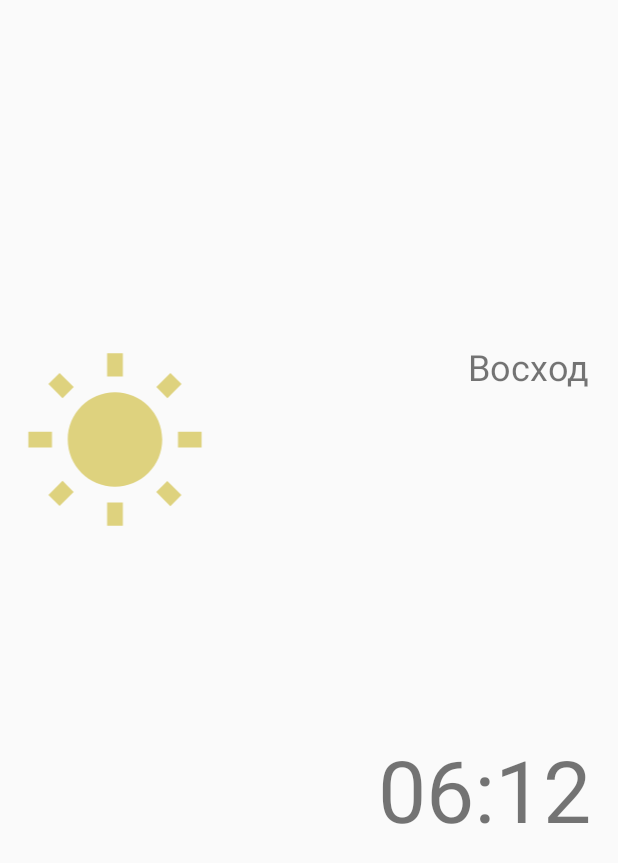
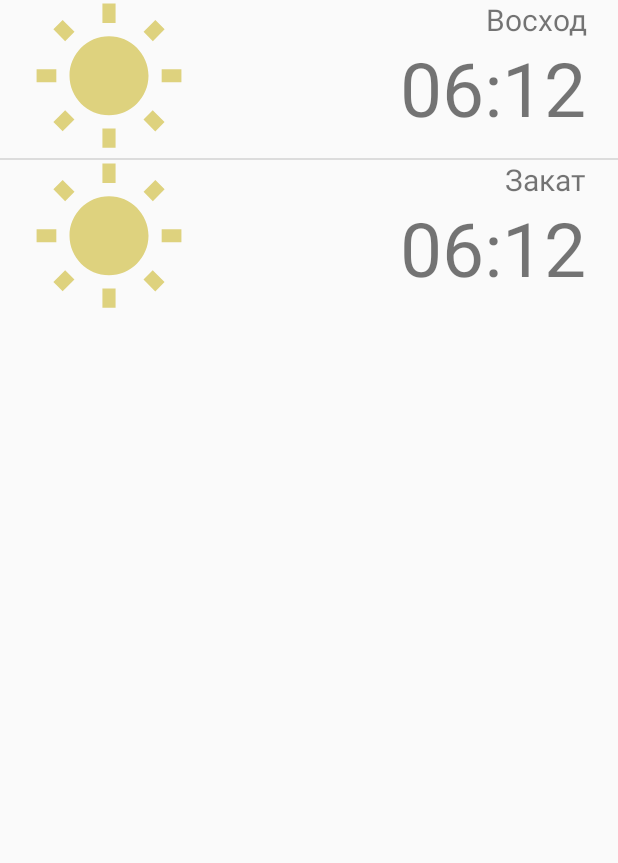
Before and after one commit to akchurinabarbara/-, an Android app: the layout sun_motion_time_layout.xml on its own in the app's theme, with its tools: preview values and no code run, on a phone screen of 412 x 824 dp. Shown: the top 863 px of the screen. Run offline under Robolectric (Android 15) with nearby library versions, the phone set to English and light mode, and no system bars.

Commit message:
Немного измененный дизайн

```diff
--- /dev/null
+++ b/app/src/main/java/com/example/myalarmclock/AlarmData.java
@@ -0,0 +1,4 @@
+package com.example.myalarmclock;
+
+public class AlarmData {
+}
--- a/app/src/main/java/com/example/myalarmclock/FirstFragment.java
+++ b/app/src/main/java/com/example/myalarmclock/FirstFragment.java
@@ -4,12 +4,24 @@ import android.os.Bundle;
 import android.view.LayoutInflater;
 import android.view.View;
 import android.view.ViewGroup;
+import android.widget.TextView;
 
 import androidx.annotation.NonNull;
 import androidx.fragment.app.Fragment;
 import androidx.navigation.fragment.NavHostFragment;
 
+import com.google.android.material.floatingactionbutton.FloatingActionButton;
+
+import java.util.List;
+
 public class FirstFragment extends Fragment {
+    private FloatingActionButton mAddNewAlarm;
+    private TextView mSunriseTimeText;
+    private TextView mSunriseText;
+    private TextView mSunsetTimeText;
+    private TextView mSunsetText;
+
+    private List<AlarmData> mAlarmDataList;
 
     @Override
     public View onCreateView(
@@ -23,9 +35,15 @@ public class FirstFragment extends Fragment {
     public void onViewCreated(@NonNull View view, Bundle savedInstanceState) {
         super.onViewCreated(view, savedInstanceState);
 
+        mAddNewAlarm = (FloatingActionButton) view.findViewById(R.id.addAlarmFab);
 
+        mSunriseTimeText = (TextView) view.findViewById(R.id.sunriseTimeText);
+        mSunriseText = (TextView) view.findViewById(R.id.sunriseText);
 
-        view.findViewById(R.id.addAlarmFab).setOnClickListener(new View.OnClickListener() {
+        mSunsetTimeText = (TextView) view.findViewById(R.id.sunsetTimeText);
+        mSunsetText = (TextView) view.findViewById(R.id.sunsetText);
+
+        mAddNewAlarm.setOnClickListener(new View.OnClickListener() {
             @Override
             public void onClick(View view) {
                 NavHostFragment.findNavController(FirstFragment.this)
--- a/app/src/main/java/com/example/myalarmclock/SecondFragment.java
+++ b/app/src/main/java/com/example/myalarmclock/SecondFragment.java
@@ -4,6 +4,7 @@ import android.os.Bundle;
 import android.view.LayoutInflater;
 import android.view.View;
 import android.view.ViewGroup;
+import android.widget.Button;
 
 import androidx.annotation.NonNull;
 import androidx.fragment.app.Fragment;
@@ -12,6 +13,8 @@ import androidx.navigation.fragment.NavHostFragment;
 import com.google.android.material.snackbar.Snackbar;
 
 public class SecondFragment extends Fragment {
+    private Button mAddMusicButton;
+    private Button mSaveButton;
 
     @Override
     public View onCreateView(
@@ -25,7 +28,10 @@ public class SecondFragment extends Fragment {
     public void onViewCreated(@NonNull View view, Bundle savedInstanceState) {
         super.onViewCreated(view, savedInstanceState);
 
-        view.findViewById(R.id.addMusicButton).setOnClickListener(new View.OnClickListener() {
+        mAddMusicButton = (Button) view.findViewById(R.id.addMusicButton);
+        mSaveButton = (Button) view.findViewById(R.id.saveButton);
+
+        mAddMusicButton.setOnClickListener(new View.OnClickListener() {
             @Override
             public void onClick(View view) {
                 Snackbar.make(view, R.string.addMusicSuccessful, Snackbar.LENGTH_LONG)
@@ -33,7 +39,7 @@ public class SecondFragment extends Fragment {
             }
         });
 
-        view.findViewById(R.id.saveButton).setOnClickListener(new View.OnClickListener() {
+        mSaveButton.setOnClickListener(new View.OnClickListener() {
             @Override
             public void onClick(View view) {
                 Snackbar.make(view, R.string.alarmCreateSuccessful, Snackbar.LENGTH_LONG)
--- a/app/src/main/res/layout/fragment_first.xml
+++ b/app/src/main/res/layout/fragment_first.xml
@@ -14,7 +14,7 @@
         <include
             layout="@layout/sun_motion_time_layout"
             android:layout_width="match_parent"
-            android:layout_height="133dp" />
+            android:layout_height="wrap_content" />
 
         <View
             android:id="@+id/divider"
--- a/app/src/main/res/layout/sun_motion_time_layout.xml
+++ b/app/src/main/res/layout/sun_motion_time_layout.xml
@@ -1,45 +1,95 @@
 <?xml version="1.0" encoding="utf-8"?>
-<androidx.constraintlayout.widget.ConstraintLayout
+<LinearLayout
     xmlns:android="http://schemas.android.com/apk/res/android"
     xmlns:app="http://schemas.android.com/apk/res-auto"
     xmlns:tools="http://schemas.android.com/tools"
     android:layout_width="match_parent"
-    android:layout_height="match_parent">
+    android:layout_height="match_parent"
+    android:orientation="vertical">
+
+    <androidx.constraintlayout.widget.ConstraintLayout
+        android:layout_width="match_parent"
+        android:layout_height="105dp">
 
         <ImageView
-        android:id="@+id/sunImage"
+            android:id="@+id/sunriseImage"
             android:layout_width="145dp"
-        android:layout_height="126dp"
-        android:layout_marginStart="4dp"
+            android:layout_height="0dp"
             app:layout_constraintBottom_toBottomOf="parent"
             app:layout_constraintStart_toStartOf="parent"
             app:layout_constraintTop_toTopOf="parent"
-        app:layout_constraintVertical_bias="0.333"
             app:srcCompat="@drawable/ic_baseline_wb_sunny_24" />
 
         <TextView
-        android:id="@+id/sunStateTimeText"
+            android:id="@+id/sunriseTimeText"
             android:layout_width="wrap_content"
             android:layout_height="wrap_content"
             android:text="06:12"
-        android:textSize="57sp"
+            android:textSize="50sp"
             app:layout_constraintBottom_toBottomOf="parent"
             app:layout_constraintEnd_toEndOf="parent"
             app:layout_constraintHorizontal_bias="0.849"
-        app:layout_constraintStart_toEndOf="@+id/sunImage"
+            app:layout_constraintStart_toEndOf="@+id/sunriseImage"
             app:layout_constraintTop_toTopOf="parent"
             app:layout_constraintVertical_bias="0.653" />
 
         <TextView
-        android:id="@+id/sunStateText"
+            android:id="@+id/sunriseText"
             android:layout_width="wrap_content"
             android:layout_height="wrap_content"
             android:text="@string/sunrise"
-        android:textSize="24sp"
-        app:layout_constraintBottom_toTopOf="@+id/sunStateTimeText"
+            android:textSize="20sp"
+            app:layout_constraintBottom_toTopOf="@+id/sunriseTimeText"
             app:layout_constraintEnd_toEndOf="parent"
             app:layout_constraintHorizontal_bias="0.896"
-        app:layout_constraintStart_toEndOf="@+id/sunImage"
+            app:layout_constraintStart_toEndOf="@+id/sunriseImage"
             app:layout_constraintTop_toTopOf="parent" />
 
     </androidx.constraintlayout.widget.ConstraintLayout>
+
+    <View
+        android:id="@+id/divider4"
+        android:layout_width="match_parent"
+        android:layout_height="1dp"
+        android:background="?android:attr/listDivider" />
+
+    <androidx.constraintlayout.widget.ConstraintLayout
+        android:layout_width="match_parent"
+        android:layout_height="105dp">
+
+        <ImageView
+            android:id="@+id/sunsetImage"
+            android:layout_width="145dp"
+            android:layout_height="0dp"
+            app:layout_constraintBottom_toBottomOf="parent"
+            app:layout_constraintStart_toStartOf="parent"
+            app:layout_constraintTop_toTopOf="parent"
+            app:srcCompat="@drawable/ic_baseline_wb_sunny_24" />
+
+        <TextView
+            android:id="@+id/sunsetTimeText"
+            android:layout_width="wrap_content"
+            android:layout_height="wrap_content"
+            android:text="06:12"
+            android:textSize="50sp"
+            app:layout_constraintBottom_toBottomOf="parent"
+            app:layout_constraintEnd_toEndOf="parent"
+            app:layout_constraintHorizontal_bias="0.849"
+            app:layout_constraintStart_toEndOf="@+id/sunsetImage"
+            app:layout_constraintTop_toTopOf="parent"
+            app:layout_constraintVertical_bias="0.653" />
+
+        <TextView
+            android:id="@+id/sunsetText"
+            android:layout_width="wrap_content"
+            android:layout_height="wrap_content"
+            android:text="@string/sunset"
+            android:textSize="20sp"
+            app:layout_constraintBottom_toTopOf="@+id/sunsetTimeText"
+            app:layout_constraintEnd_toEndOf="parent"
+            app:layout_constraintHorizontal_bias="0.896"
+            app:layout_constraintStart_toEndOf="@+id/sunsetImage"
+            app:layout_constraintTop_toTopOf="parent" />
+
+    </androidx.constraintlayout.widget.ConstraintLayout>
+</LinearLayout>
```
Lines whose indentation alone changed are shown as unchanged.
